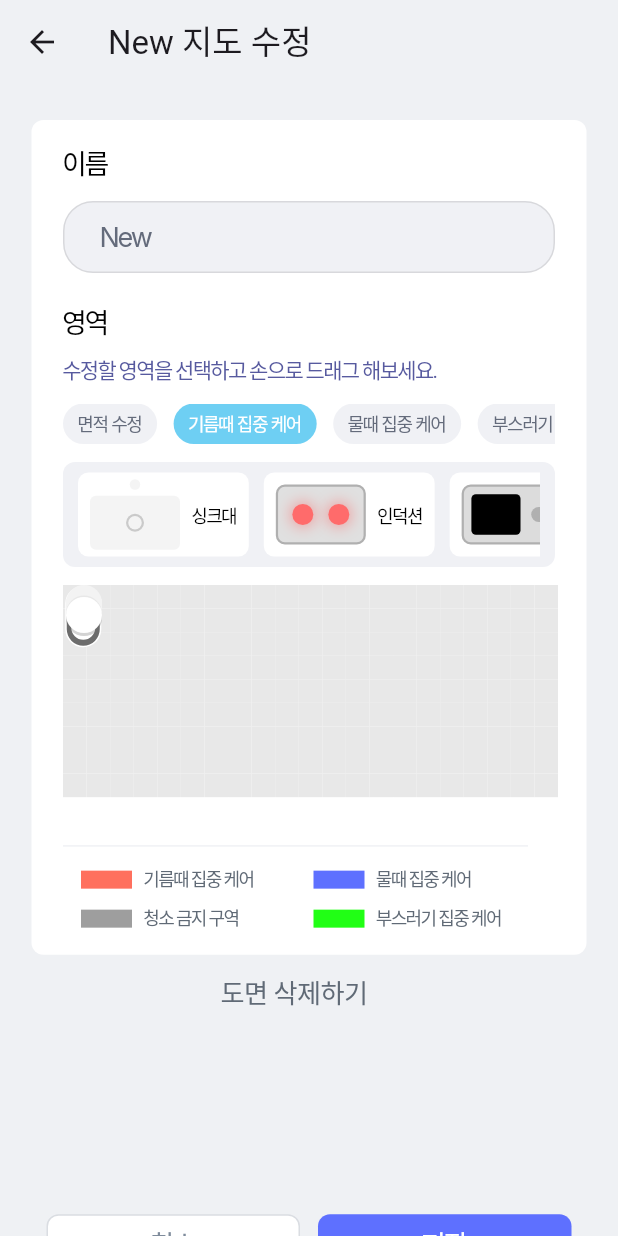
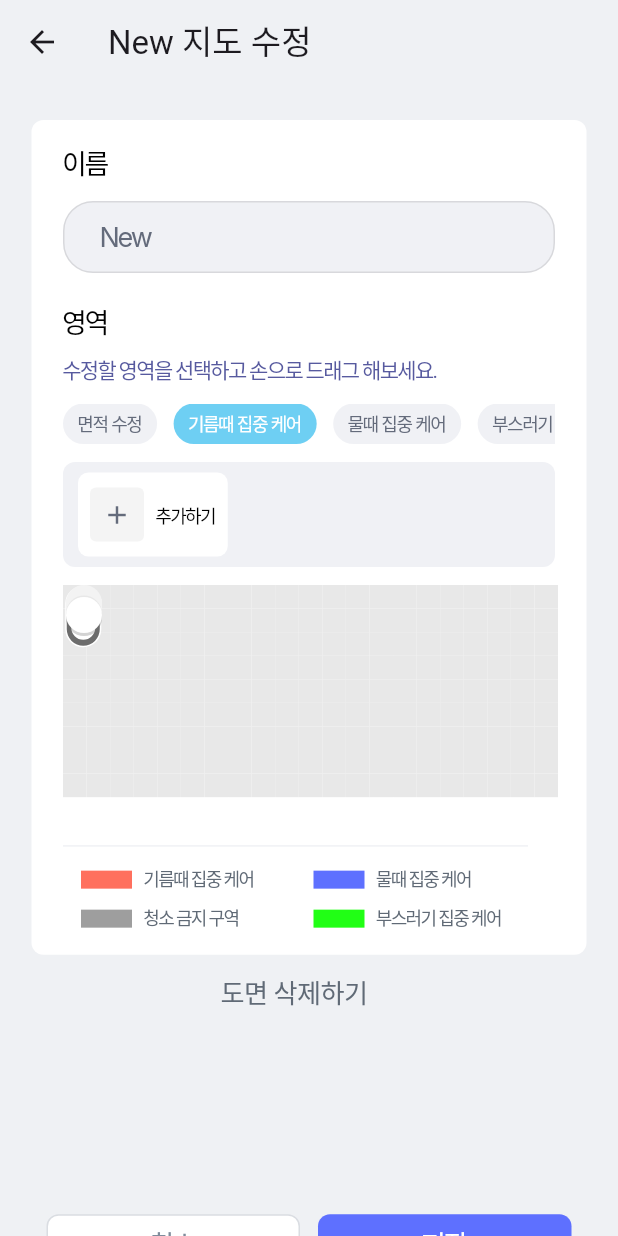
Before and after one commit to songga0/O2thinq, a Flutter app: the MapFixPage screen opened directly, after a tap on "기름때 집중 케어", on a phone screen of 412 x 824 dp. Run offline on Flutter 3.47's test engine with Material 3 defaults, Android fonts, the phone set to English and light mode, and no system bars; our stand-ins replace permission_handler; missing offline and left inert: flutter_reactive_ble; Roboto replaces fonts that are missing (Inter, One UI Sans APP VF).

Commit message:
[영역 선택]

```diff
--- a/lib/mapfix.dart
+++ b/lib/mapfix.dart
@@ -75,7 +75,7 @@ class _MapWhereState extends State<MapWhere> {
                 const SizedBox(height: 12),
                 _buildTagList(),
                 const SizedBox(height: 12),
-                _buildAreaPreview(),
+                _buildConditionalAreaPreview(),
                 const SizedBox(height: 12),
                 Stack(
                   clipBehavior: Clip.none,
@@ -347,6 +347,107 @@ Widget _buildLegendItem({required Color color, required String label}) {
     );
   }
 
+Widget _buildConditionalAreaPreview() {
+  if (selectedTagIndex == 0) {
+    return _buildAreaPreview();
+  }
+  else {
+    return _buildOilAreaPreview();
+  }
+}
+
+Widget _buildOilAreaPreview() {
+    return Container(
+      padding: const EdgeInsets.symmetric(horizontal: 10, vertical: 5),
+      decoration: BoxDecoration(
+        color: const Color(0xFFF0F1F5),
+        borderRadius: BorderRadius.circular(8),
+      ),
+      height: 70,
+      child: ListView(
+        scrollDirection: Axis.horizontal,
+        children: [
+          _buildOilAreaCard(index: 0, label: '추가하기', content: _oilContent()),
+
+        ],
+      ),
+    );
+  }
+ Widget _oilContent() {
+  return Column(
+    mainAxisSize: MainAxisSize.min,
+    children: [
+      Container(
+        width: 36,
+        height: 36,
+        decoration: BoxDecoration(
+          color: const Color(0xFFF4F4F4),
+          borderRadius: BorderRadius.circular(4),
+        ),
+        child: const Center(
+          child: Icon(
+            Icons.add,
+            size: 20,
+            color: Color(0xFF646B7B), // 아이콘 색상 (원하는 색으로 변경 가능)
+          ),
+        ),
+      ),
+    ],
+  );
+}
+
+
+
+  Widget _buildOilAreaCard({required int index, required String label, required Widget content}) {
+  final isSelected = selectedAreaIndex == index;
+
+  return GestureDetector(
+    onTap: () {
+      setState(() {
+        if (isSelected) {
+          selectedAreaIndex = null; // 다시 클릭하면 선택 해제
+        } else {
+          selectedAreaIndex = index;
+        }
+      });
+    },
+    child: Row(
+      children: [
+        IntrinsicWidth(
+          child: Container(
+            height: 56,
+            padding: const EdgeInsets.symmetric(horizontal: 8),
+            decoration: BoxDecoration(
+              color: isSelected ? const Color(0xFF6ECFF3) : Colors.white,
+              borderRadius: BorderRadius.circular(7),
+            ),
+            child: Row(
+              mainAxisAlignment: MainAxisAlignment.center,
+              children: [
+                content,
+                const SizedBox(width: 8),
+                Text(
+                  label,
+                  style: const TextStyle(
+                    color: Colors.black,
+                    fontSize: 12,
+                    fontFamily: 'Inter',
+                    fontWeight: FontWeight.w400,
+                    letterSpacing: -1.08,
+                  ),
+                ),
+              ],
+            ),
+          ),
+        ),
+        const SizedBox(width: 10),
+      ],
+    ),
+  );
+}
+
+
+
   Widget _buildAreaPreview() {
     return Container(
       padding: const EdgeInsets.symmetric(horizontal: 10, vertical: 5),
@@ -457,47 +558,115 @@ Widget _buildLegendItem({required Color color, required String label}) {
   }
 
   Widget _inductionContent() {
-    return Column(
-      mainAxisSize: MainAxisSize.min,
+  return SizedBox(
+    width: 60,
+    height: 40,
+    child: Stack(
+      alignment: Alignment.center,
       children: [
+        // 뒷배경 원형 (중앙의 회색 원)
+        Container(
+          width: 18,
+          height: 18,
+          decoration: const ShapeDecoration(
+            color: Color(0xFFCACACA),
+            shape: OvalBorder(),
+          ),
+        ),
+        // 앞쪽 컴포넌트 전체
         Container(
           width: 60,
           height: 40,
-          decoration: BoxDecoration(
-            color: const Color(0xFFE0E0E0),
-            borderRadius: BorderRadius.circular(6),
-            border: Border.all(
-              color: const Color(0xFFB0B0B0),
-              width: 1.5,
+          decoration: ShapeDecoration(
+            color: const Color(0xFFF3F3F3),
+            shape: RoundedRectangleBorder(
+              borderRadius: BorderRadius.circular(5),
             ),
           ),
-          child: Center(
-            child: Row(
-              mainAxisAlignment: MainAxisAlignment.center,
-              children: List.generate(2, (_) {
-                return Container(
-                  width: 14,
-                  height: 14,
-                  margin: const EdgeInsets.symmetric(horizontal: 5),
-                  decoration: BoxDecoration(
-                    color: const Color(0xFFFF6B6B),
-                    shape: BoxShape.circle,
-                    boxShadow: [
-                      BoxShadow(
-                        color: Colors.redAccent.withOpacity(0.5),
-                        blurRadius: 8,
-                        spreadRadius: 1,
+          child: Column(
+            mainAxisAlignment: MainAxisAlignment.center,
+            children: [
+              // 상단 큰 원
+              Stack(
+                alignment: Alignment.center,
+                children: [
+                  Container(
+                    width: 18,
+                    height: 18,
+                    decoration: const ShapeDecoration(
+                      color: Color(0xFFCACACA),
+                      shape: OvalBorder(),
+                    ),
+                  ),
+                  Container(
+                    width: 16,
+                    height: 16,
+                    decoration: const ShapeDecoration(
+                      color: Color(0xFFF3F3F3),
+                      shape: OvalBorder(),
+                    ),
+                  ),
+                ],
+              ),
+              const SizedBox(height: 6),
+              // 하단 두 개의 작은 원
+              Row(
+                mainAxisAlignment: MainAxisAlignment.center,
+                children: [
+                  Stack(
+                    alignment: Alignment.center,
+                    children: [
+                      Container(
+                        width: 10,
+                        height: 10,
+                        decoration: const ShapeDecoration(
+                          color: Color(0xFFCACACA),
+                          shape: OvalBorder(),
+                        ),
+                      ),
+                      Container(
+                        width: 8,
+                        height: 8,
+                        decoration: const ShapeDecoration(
+                          color: Color(0xFFF3F3F3),
+                          shape: OvalBorder(),
+                        ),
                       ),
                     ],
                   ),
-                );
-              }),
-            ),
+                  const SizedBox(width: 8),
+                  Stack(
+                    alignment: Alignment.center,
+                    children: [
+                      Container(
+                        width: 10,
+                        height: 10,
+                        decoration: const ShapeDecoration(
+                          color: Color(0xFFCACACA),
+                          shape: OvalBorder(),
+                        ),
+                      ),
+                      Container(
+                        width: 8,
+                        height: 8,
+                        decoration: const ShapeDecoration(
+                          color: Color(0xFFF3F3F3),
+                          shape: OvalBorder(),
+                        ),
+                      ),
+                    ],
+                  ),
+                ],
+              ),
+            ],
           ),
         ),
       ],
-    );
-  }
+    ),
+  );
+}
+
+
 
   Widget _microwaveContent() {
     return Column(
```
